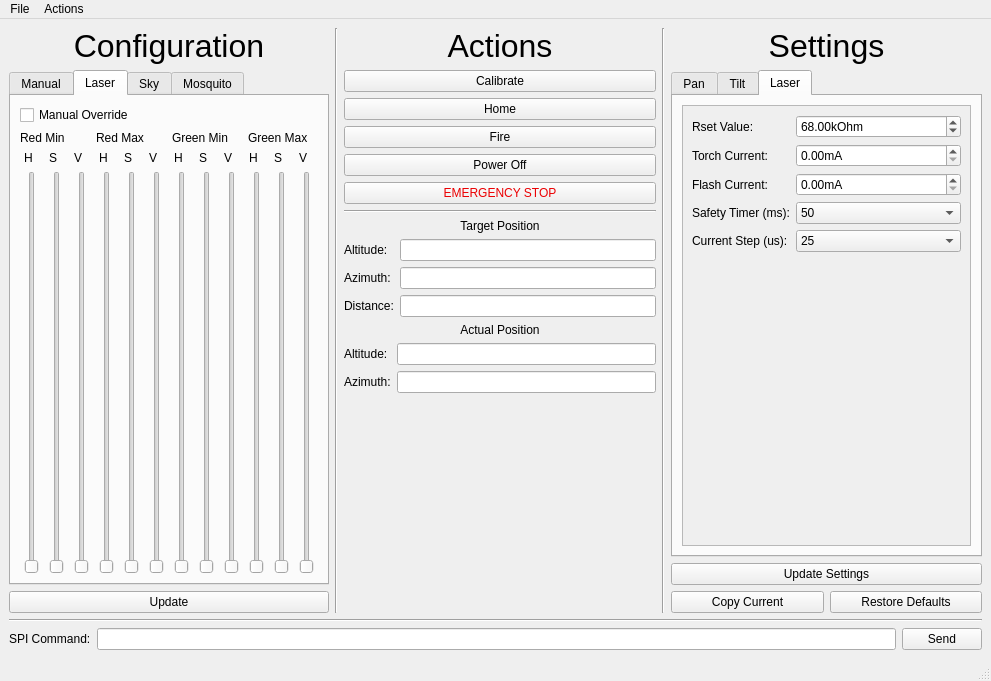
Old version of the form Raspberry_Pi/QtUi.ui in the repository Cinbarker/OpenTurret.
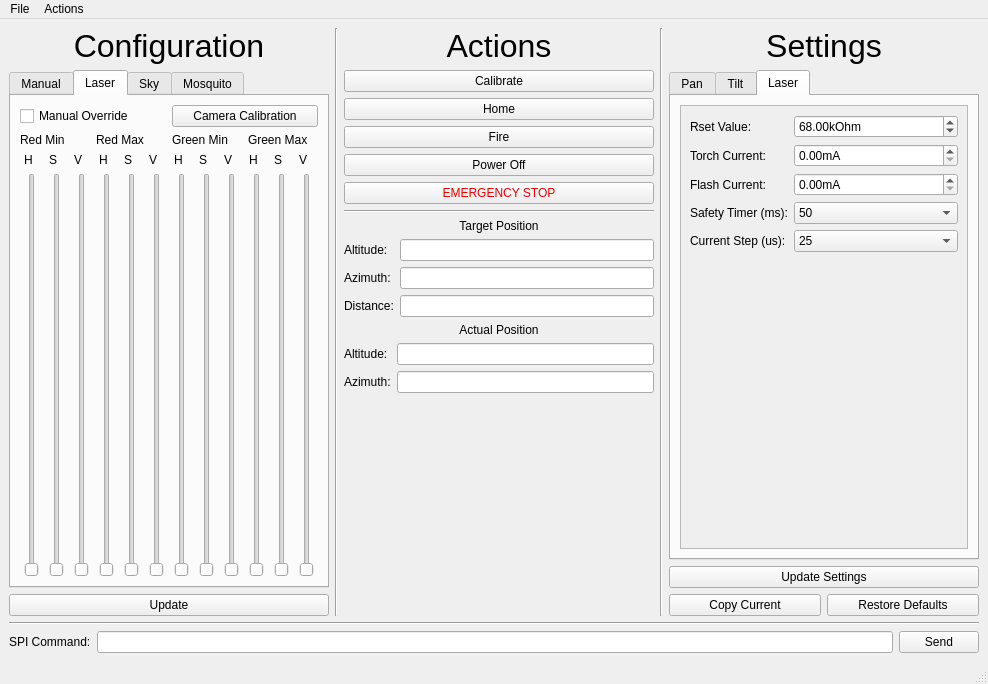
New version of the form. The open tabs and pages were chosen to show the change.

```diff
--- a/Raspberry_Pi/QtUi.ui
+++ b/Raspberry_Pi/QtUi.ui
@@ -7,8 +7,8 @@
    <rect>
     <x>0</x>
     <y>0</y>
-    <width>991</width>
-    <height>681</height>
+    <width>988</width>
+    <height>684</height>
    </rect>
   </property>
   <property name="windowTitle">
@@ -103,14 +103,25 @@
               <item>
                <layout class="QVBoxLayout" name="verticalLayout_15">
                 <item>
-                 <widget class="QCheckBox" name="manualOverride">
-                  <property name="statusTip">
-                   <string>Enable Manual Joystick Override</string>
-                  </property>
-                  <property name="text">
-                   <string>Manual Override</string>
-                  </property>
-                 </widget>
+                 <layout class="QHBoxLayout" name="horizontalLayout_3">
+                  <item>
+                   <widget class="QCheckBox" name="manualOverride">
+                    <property name="statusTip">
+                     <string>Enable Manual Joystick Override</string>
+                    </property>
+                    <property name="text">
+                     <string>Manual Override</string>
+                    </property>
+                   </widget>
+                  </item>
+                  <item>
+                   <widget class="QPushButton" name="cameraCalibrateButton">
+                    <property name="text">
+                     <string>Camera Calibration</string>
+                    </property>
+                   </widget>
+                  </item>
+                 </layout>
                 </item>
                 <item>
                  <layout class="QHBoxLayout" name="horizontalLayout_5">
@@ -1916,7 +1927,7 @@
                    <x>0</x>
                    <y>0</y>
                    <width>259</width>
-                   <height>366</height>
+                   <height>369</height>
                   </rect>
                  </property>
                  <layout class="QFormLayout" name="formLayout_11">
@@ -2208,7 +2219,7 @@
     <rect>
      <x>0</x>
      <y>0</y>
-     <width>991</width>
+     <width>988</width>
      <height>24</height>
     </rect>
    </property>
```
Left out of the diff: 326 changed lines with no effect on the pictures.
